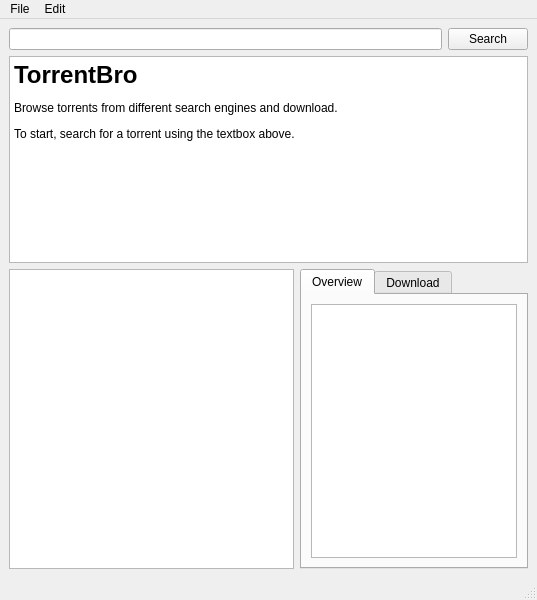
First picture: the form in torrentbro/ui/Home.ui, repository subins2000/TorrentBro, before the edit.
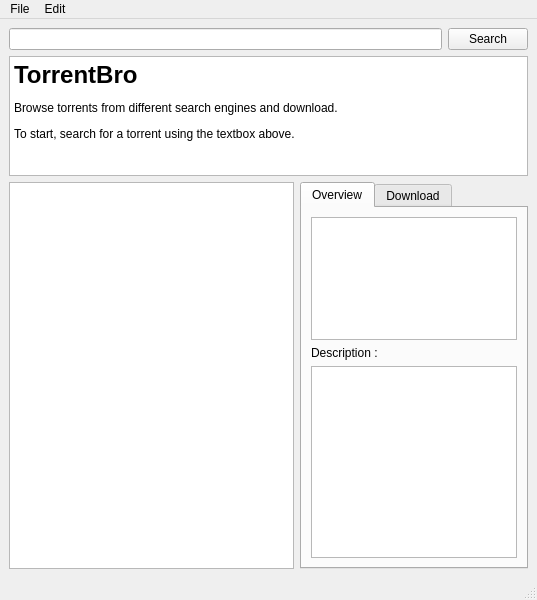
Second picture: the form after the edit. The open tabs and pages were chosen to show the change. Icons and pictures are not drawn.

Commit message: Added torrent description info

```diff
--- a/torrentbro/ui/Home.ui
+++ b/torrentbro/ui/Home.ui
@@ -132,6 +132,20 @@
             </property>
            </widget>
           </item>
+          <item row="2" column="0">
+           <widget class="QTextBrowser" name="torrentInfoDescription">
+            <property name="openExternalLinks">
+             <bool>true</bool>
+            </property>
+           </widget>
+          </item>
+          <item row="1" column="0">
+           <widget class="QLabel" name="label">
+            <property name="text">
+             <string>Description :</string>
+            </property>
+           </widget>
+          </item>
          </layout>
         </widget>
         <widget class="QWidget" name="torrentInfoTabDownload">
```
Left out of the diff: 6 changed lines with no effect on the pictures.
